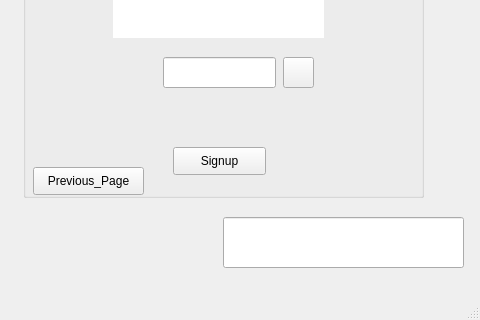
Old version of the form login_or_signup_page.ui in the repository Parsazahedian/Farm_fum_1402; both pictures show x 457 to 937 and y 353 to 673 of the 937 by 673 pixel window.
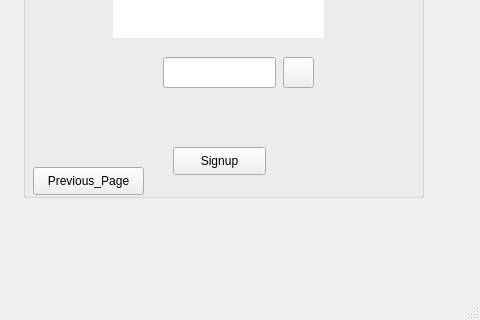
New version of the form. Icons and pictures are not drawn.

Commit message: Add_default_Combobox_item_and_settex_for_Error_lable_afer_every_player_login_and_signup

```diff
--- a/login_or_signup_page.ui
+++ b/login_or_signup_page.ui
@@ -581,16 +581,6 @@
      </property>
     </widget>
    </widget>
-   <widget class="QLineEdit" name="lineEdit_14">
-    <property name="geometry">
-     <rect>
-      <x>680</x>
-      <y>570</y>
-      <width>241</width>
-      <height>51</height>
-     </rect>
-    </property>
-   </widget>
   </widget>
   <widget class="QMenuBar" name="menubar">
    <property name="geometry">
```
The commit also changes 1 other file.
